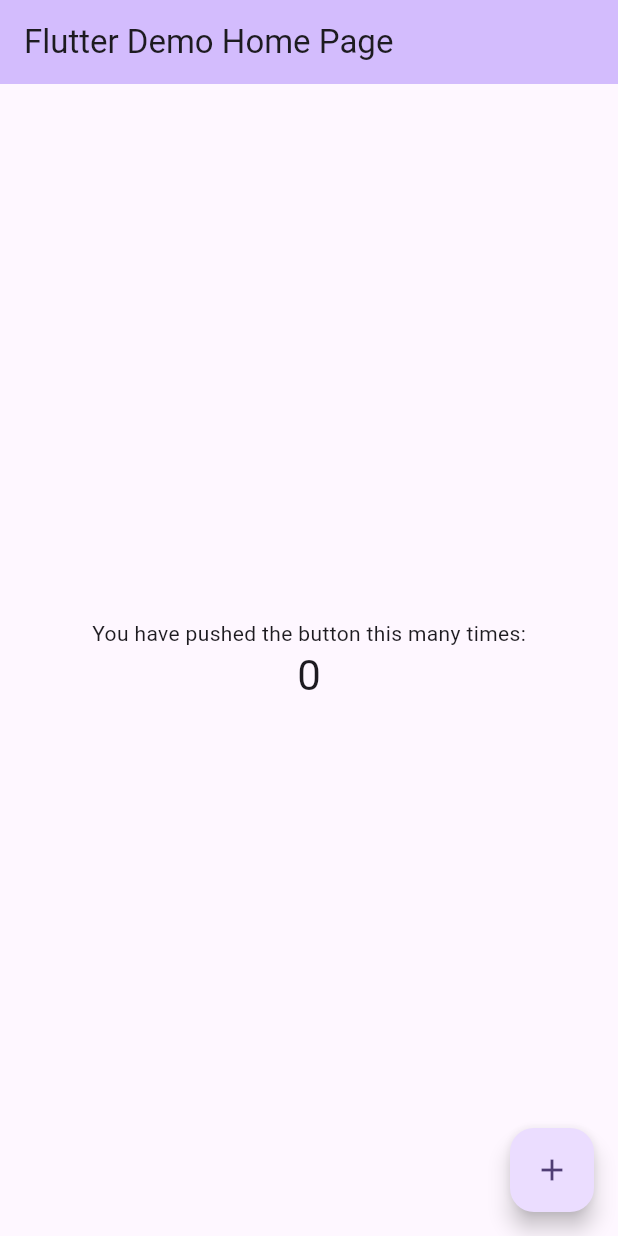
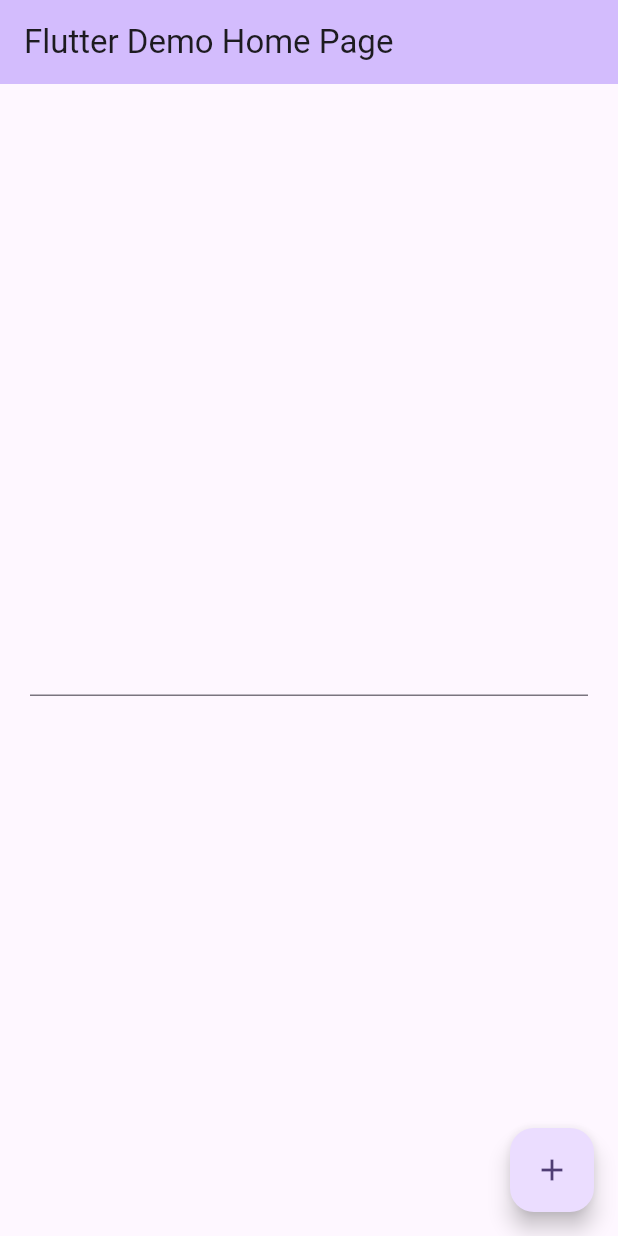
Before and after one commit to moablex/do_it, a Flutter app: the screen it shows after launch, on a phone screen of 412 x 824 dp. Run offline on Flutter 3.47's test engine with Material 3 defaults, Android fonts, the phone set to English and light mode, and no system bars.

Commit message:
Feat: working on home screen

```diff
--- /dev/null
+++ b/lib/features/todo/presentation/screens/home_screen.dart
@@ -0,0 +1,14 @@
+import 'package:flutter/material.dart';
+import '../widgets/search_task.dart';
+
+class HomeScreen extends StatelessWidget {
+  const HomeScreen({super.key});
+
+  @override
+  Widget build(BuildContext context) {
+    return const Column(
+      mainAxisAlignment: MainAxisAlignment.center,
+      children: [SearchTask()],
+    );
+  }
+}
--- /dev/null
+++ b/lib/features/todo/presentation/widgets/search_task.dart
@@ -0,0 +1,17 @@
+import 'package:flutter/material.dart';
+
+class SearchTask extends StatelessWidget {
+  const SearchTask({super.key});
+
+  @override
+  Widget build(BuildContext context) {
+    return Container(
+      padding: const EdgeInsets.symmetric(horizontal: 20),
+      decoration: BoxDecoration(
+        color: Theme.of(context).colorScheme.surface,
+        borderRadius: BorderRadius.circular(10),
+      ),
+      child: TextField(),
+    );
+  }
+}
--- a/lib/main.dart
+++ b/lib/main.dart
@@ -1,3 +1,4 @@
+import 'package:do_it/features/todo/presentation/screens/home_screen.dart';
 import 'package:flutter/material.dart';
 
 void main() {
@@ -13,21 +14,6 @@ class MyApp extends StatelessWidget {
     return MaterialApp(
       title: 'Flutter Demo',
       theme: ThemeData(
-        // This is the theme of your application.
-        //
-        // TRY THIS: Try running your application with "flutter run". You'll see
-        // the application has a purple toolbar. Then, without quitting the app,
-        // try changing the seedColor in the colorScheme below to Colors.green
-        // and then invoke "hot reload" (save your changes or press the "hot
-        // reload" button in a Flutter-supported IDE, or press "r" if you used
-        // the command line to start the app).
-        //
-        // Notice that the counter didn't reset back to zero; the application
-        // state is not lost during the reload. To reset the state, use hot
-        // restart instead.
-        //
-        // This works for code too, not just values: Most code changes can be
-        // tested with just a hot reload.
         colorScheme: ColorScheme.fromSeed(seedColor: Colors.deepPurple),
       ),
       home: const MyHomePage(title: 'Flutter Demo Home Page'),
@@ -38,15 +24,6 @@ class MyApp extends StatelessWidget {
 class MyHomePage extends StatefulWidget {
   const MyHomePage({super.key, required this.title});
 
-  // This widget is the home page of your application. It is stateful, meaning
-  // that it has a State object (defined below) that contains fields that affect
-  // how it looks.
-
-  // This class is the configuration for the state. It holds the values (in this
-  // case the title) provided by the parent (in this case the App widget) and
-  // used by the build method of the State. Fields in a Widget subclass are
-  // always marked "final".
-
   final String title;
 
   @override
@@ -54,66 +31,22 @@ class MyHomePage extends StatefulWidget {
 }
 
 class _MyHomePageState extends State<MyHomePage> {
-  int _counter = 0;
-
-  void _incrementCounter() {
-    setState(() {
-      // This call to setState tells the Flutter framework that something has
-      // changed in this State, which causes it to rerun the build method below
-      // so that the display can reflect the updated values. If we changed
-      // _counter without calling setState(), then the build method would not be
-      // called again, and so nothing would appear to happen.
-      _counter++;
-    });
-  }
-
   @override
   Widget build(BuildContext context) {
-    // This method is rerun every time setState is called, for instance as done
-    // by the _incrementCounter method above.
-    //
-    // The Flutter framework has been optimized to make rerunning build methods
-    // fast, so that you can just rebuild anything that needs updating rather
-    // than having to individually change instances of widgets.
     return Scaffold(
       appBar: AppBar(
-        // TRY THIS: Try changing the color here to a specific color (to
-        // Colors.amber, perhaps?) and trigger a hot reload to see the AppBar
-        // change color while the other colors stay the same.
         backgroundColor: Theme.of(context).colorScheme.inversePrimary,
-        // Here we take the value from the MyHomePage object that was created by
-        // the App.build method, and use it to set our appbar title.
+
         title: Text(widget.title),
       ),
       body: Center(
-        // Center is a layout widget. It takes a single child and positions it
-        // in the middle of the parent.
         child: Column(
-          // Column is also a layout widget. It takes a list of children and
-          // arranges them vertically. By default, it sizes itself to fit its
-          // children horizontally, and tries to be as tall as its parent.
-          //
-          // Column has various properties to control how it sizes itself and
-          // how it positions its children. Here we use mainAxisAlignment to
-          // center the children vertically; the main axis here is the vertical
-          // axis because Columns are vertical (the cross axis would be
-          // horizontal).
-          //
-          // TRY THIS: Invoke "debug painting" (choose the "Toggle Debug Paint"
-          // action in the IDE, or press "p" in the console), to see the
-          // wireframe for each widget.
           mainAxisAlignment: MainAxisAlignment.center,
-          children: <Widget>[
-            const Text('You have pushed the button this many times:'),
-            Text(
-              '$_counter',
-              style: Theme.of(context).textTheme.headlineMedium,
-            ),
-          ],
+          children: <Widget>[const HomeScreen()],
         ),
       ),
       floatingActionButton: FloatingActionButton(
-        onPressed: _incrementCounter,
+        onPressed: () {},
         tooltip: 'Increment',
         child: const Icon(Icons.add),
       ), // This trailing comma makes auto-formatting nicer for build methods.
```
